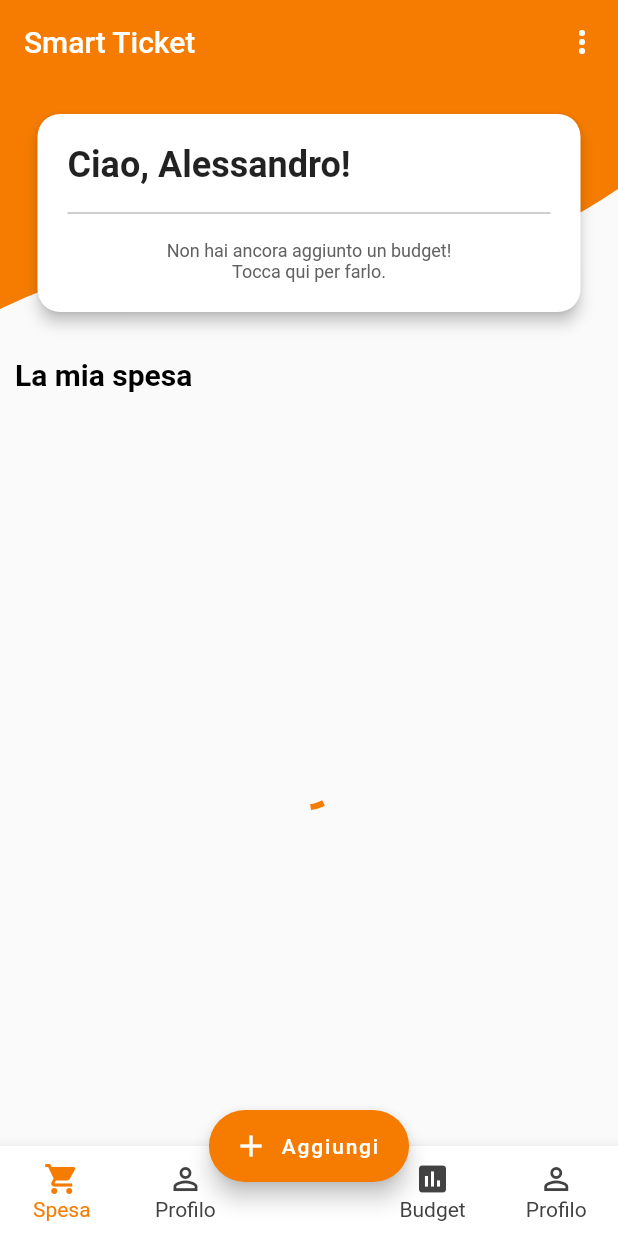
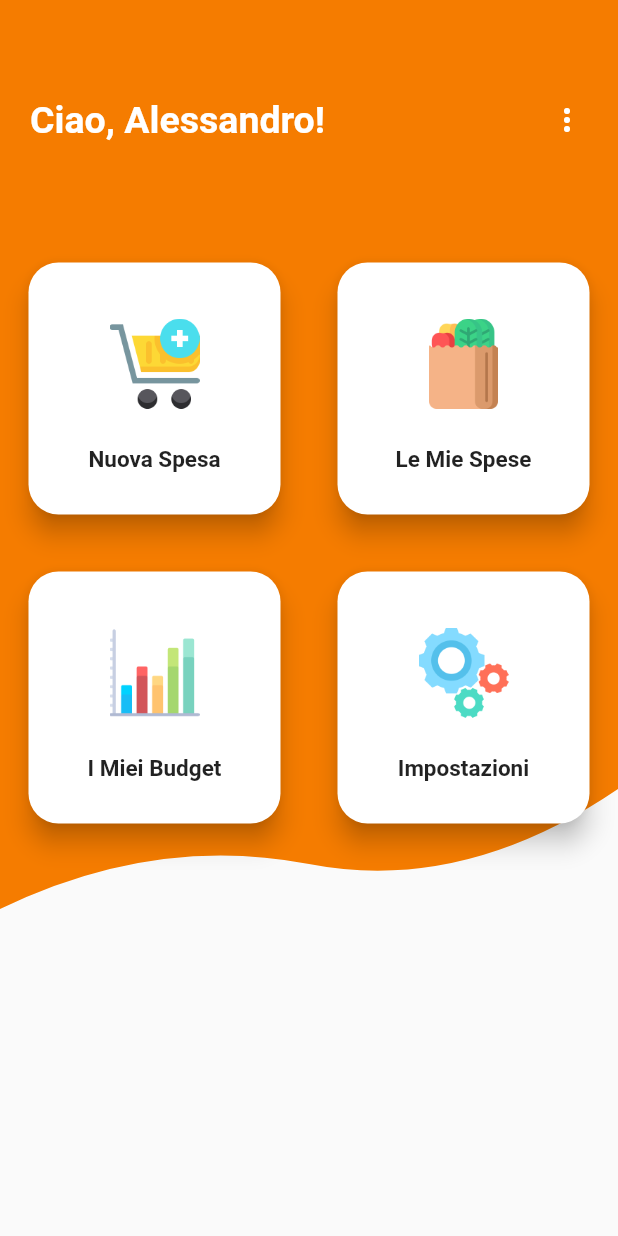
Before and after one commit to AleSpero/SmartTicket, a Flutter app: the screen it shows after launch, on a phone screen of 412 x 824 dp. Run offline on Flutter 3.47's test engine with Material 2 defaults, Android fonts, the phone set to English and light mode, and no system bars; our stand-ins replace percent_indicator, sqflite; missing offline and left inert: simple_permissions; accounts and stored records are empty.

Commit message:
added home screen + refactor callback productwidget + added update product price :D

```diff
--- /dev/null
+++ b/smart_ticket/lib/HomeScreen.dart
@@ -0,0 +1,155 @@
+import 'package:flutter/cupertino.dart';
+import 'package:flutter/material.dart';
+import 'package:smart_ticket/helpers/CustomShapeClipper.dart';
+import 'package:smart_ticket/main.dart';
+import 'package:smart_ticket/models/baseproduct.dart';
+import 'package:smart_ticket/models/shoppingItem.dart';
+
+class HomeScreen extends StatefulWidget {
+  HomeScreen({Key key, this.title}) : super(key: key);
+
+  final String title;
+
+  static final CARD_ELEVATION = 6.0;
+
+  @override
+  _HomeScreenState createState() => new _HomeScreenState();
+}
+
+class _HomeScreenState extends State<HomeScreen> {
+  @override
+  Widget build(BuildContext context) {
+    return new Scaffold(
+        appBar: AppBar(
+          elevation: 0,
+          /*actions: <Widget>[
+            PopupMenuButton(
+              itemBuilder: (context) {},
+              icon: Icon(Icons.more_vert, color: Colors.white),
+            )
+          ],*/
+        ),
+        body: Center(
+            child:
+                Column( children: [
+          Stack(children: <Widget>[
+            ClipPath(
+              clipper: CustomShapeClipper(),
+              child: Container(
+                height: 550,
+                decoration: BoxDecoration(color: SmartTicketApp.colorPrimary),
+              ),
+            ),
+            Container(
+                padding:
+                    EdgeInsets.only(left: 20, right: 10),
+                child: Row(
+                  mainAxisAlignment: MainAxisAlignment.spaceBetween,
+                  children: <Widget>[
+                    Text(
+                      "Ciao, Alessandro!",
+                      style: TextStyle(
+                          fontSize: 25,
+                          color: Colors.white,
+                          fontWeight: FontWeight.bold),
+                    ),
+                    IconButton(
+                      icon: Icon(
+                        Icons.more_vert,
+                        color: Colors.white,
+                      ),
+                    )
+                  ],
+                )),
+        Container(
+            margin: EdgeInsets.only(top: 100),
+            child:
+        GridView.count(
+          shrinkWrap: true,
+              crossAxisCount: 2,
+              children: <Widget>[
+                Container(
+                    padding: EdgeInsets.all(15),
+                    child: HomeCard(
+                      "Nuova Spesa",
+                      Image.asset(
+                        "assets/icons/shopping-cart.png",
+                        width: 60,
+                        height: 60,
+                      ),
+                    )),
+                Container(
+                    padding: EdgeInsets.all(15),
+                    child: HomeCard(
+                      "Le Mie Spese",
+                      Image.asset(
+                        "assets/icons/other.png",
+                        width: 60,
+                        height: 60,
+                      ),
+                      routeName: SmartTicketApp.ROUTE_SHOP,
+                    )),
+                Container(
+                    padding: EdgeInsets.all(15),
+                    child: HomeCard(
+                        "I Miei Budget",
+                        Image.asset(
+                          "assets/icons/bars-chart.png",
+                          width: 60,
+                          height: 60,
+                        ))),
+                Container(
+                    padding: EdgeInsets.all(15),
+                    child: HomeCard(
+                        "Impostazioni",
+                        Image.asset(
+                          "assets/icons/settings.png",
+                          width: 60,
+                          height: 60,
+                        )))
+              ],
+            )
+        )]),
+        ])));
+  }
+}
+
+class HomeCard extends StatelessWidget {
+  Widget image;
+  String routeName;
+  String title;
+
+  HomeCard(this.title, this.image, {this.routeName});
+
+  @override
+  Widget build(BuildContext context) {
+    // TODO: implement build
+    return Card(
+        elevation: 7.0,
+        shape: RoundedRectangleBorder(
+            borderRadius: BorderRadius.all(Radius.circular(20))),
+        child: InkWell(
+          child: Center(
+              child: Column(
+            mainAxisAlignment: MainAxisAlignment.center,
+            children: <Widget>[
+              Container(padding: EdgeInsets.all(10), child: image),
+              Container(
+                  margin: EdgeInsets.only(top: 15),
+                  child: Text(
+                    title,
+                    style: TextStyle(fontSize: 15, fontWeight: FontWeight.bold),
+                  ))
+            ],
+          )),
+          borderRadius: BorderRadius.all(Radius.circular(20)),
+          onTap: () {
+            manageNavigation(context, routeName);
+          },
+        ));
+  }
+
+  void manageNavigation(BuildContext context, String routeName) {
+    Navigator.of(context).pushNamed(routeName);
+  }
+}
--- a/smart_ticket/lib/home.dart
+++ b/smart_ticket/lib/ShoppingScreen.dart
@@ -9,16 +9,16 @@ import 'package:smart_ticket/widgets/CustomBottomAppBar.dart';
 import 'package:smart_ticket/widgets/insertdialog.dart';
 import 'package:smart_ticket/widgets/shoppingitemwidget.dart';
 
-class HomeScreen extends StatefulWidget {
-  HomeScreen({Key key, @required this.title}) : super(key: key);
+class ShoppingScreen extends StatefulWidget {
+  ShoppingScreen({Key key, @required this.title}) : super(key: key);
 
   final String title;
 
   @override
-  _HomeScreenState createState() => new _HomeScreenState();
+  _ShoppingScreenState createState() => new _ShoppingScreenState();
 }
 
-class _HomeScreenState extends State<HomeScreen> {
+class _ShoppingScreenState extends State<ShoppingScreen> {
   List<ShoppingItem> itemsList;
   List<ShoppingItemWidget> cardList;
 
--- a/smart_ticket/lib/helpers/StDbHelper.dart
+++ b/smart_ticket/lib/helpers/StDbHelper.dart
@@ -84,6 +84,11 @@ class StDbHelper {
     await dbClient.insert(TABLE_PRODUCT, product.toMap());
   }
 
+  void updateProduct(Product product) async {
+    var dbClient = await db;
+    await dbClient.update(TABLE_PRODUCT, product.toMap(), where: "id = ?", whereArgs: [product.id]);
+  }
+
   Future<int> removeProduct(Product product) async {
     //TODO implement me
     var dbClient = await db;
--- a/smart_ticket/lib/main.dart
+++ b/smart_ticket/lib/main.dart
@@ -1,9 +1,10 @@
 import 'package:flutter/foundation.dart';
 import 'package:flutter/material.dart';
 import 'package:flutter/services.dart';
+import 'package:smart_ticket/HomeScreen.dart';
 import 'package:smart_ticket/addproduct.dart';
 import 'package:smart_ticket/helpers/OcrDebugView.dart';
-import 'package:smart_ticket/home.dart';
+import 'package:smart_ticket/ShoppingScreen.dart';
 import 'package:smart_ticket/scan.dart';
 
 void main() => runApp(new SmartTicketApp());
@@ -22,6 +23,7 @@ class SmartTicketApp extends StatelessWidget {
 
   static const String HERO_TAG_BOTTOMAPPBAR = "BottomApp";
 
+  static const String ROUTE_SHOP = "/shop";
   static const String ROUTE_HOME = "/";
   static const String ROUTE_SCAN = "/scan";
   static const String ROUTE_ADD_PRODUCT = "/add";
@@ -71,7 +73,8 @@ class SmartTicketApp extends StatelessWidget {
       initialRoute: ROUTE_HOME,
       routes: {
         //che è sto context tra parentesi?
-        ROUTE_HOME: (context) => HomeScreen(title: appTitle),
+        ROUTE_HOME: (context) => HomeScreen(),
+        ROUTE_SHOP: (context) => ShoppingScreen(title: appTitle),
         ROUTE_SCAN: (context) => ScanScreen(null, title: appTitle),
         ROUTE_ADD_PRODUCT: (context) => AddProductScreen(null, title: appTitle),
         ROUTE_OCR_DEBUG: (context) => OcrDebugView(null)
--- a/smart_ticket/lib/models/product.dart
+++ b/smart_ticket/lib/models/product.dart
@@ -66,7 +66,9 @@ class Product{
   @override
   int get hashCode => _name.hashCode;
 
-
+  set cost(double value) {
+    _cost = value;
+  }
 
 
 }
--- a/smart_ticket/lib/scan.dart
+++ b/smart_ticket/lib/scan.dart
@@ -105,7 +105,7 @@ class _HomeScreenState extends State<ScanScreen> {
 
   void scanItem() async {
 
-    if(!SmartTicketApp.isAndroid){
+    if(!SmartTicketApp.isAndroid || true){
       Navigator.of(context).push(MaterialPageRoute(
           builder: (context) => OcrDebugView(widget.currentItem)
       ));
@@ -246,7 +246,8 @@ class _HomeScreenState extends State<ScanScreen> {
                       alignment: Alignment.centerRight,
                       padding: EdgeInsets.only(right: 10),
                       child: Icon(Icons.delete)),
-                      child: ProductWidget(productsList[index], widget.currentItem, ProductWidget.STYLE_SCANSCREEN)
+                      child: ProductWidget(productsList[index], widget.currentItem, ProductWidget.STYLE_SCANSCREEN,
+                       onTap: /*TODO in fondo alla lista*/null)
                     );
 
                   })
```
Also changed, not shown: smart_ticket/lib/addproduct.dart (+23 -17 lines), smart_ticket/lib/helpers/OcrDebugView.dart (+25 -15 lines), smart_ticket/lib/helpers/productsearchdelegate.dart (+52 -18 lines), smart_ticket/lib/widgets/productwidget.dart (+42 -37 lines), smart_ticket/assets/icons/bars-chart.png (added), smart_ticket/assets/icons/flour.png, smart_ticket/assets/icons/settings.png (added), smart_ticket/assets/icons/shopping-cart.png (added).
